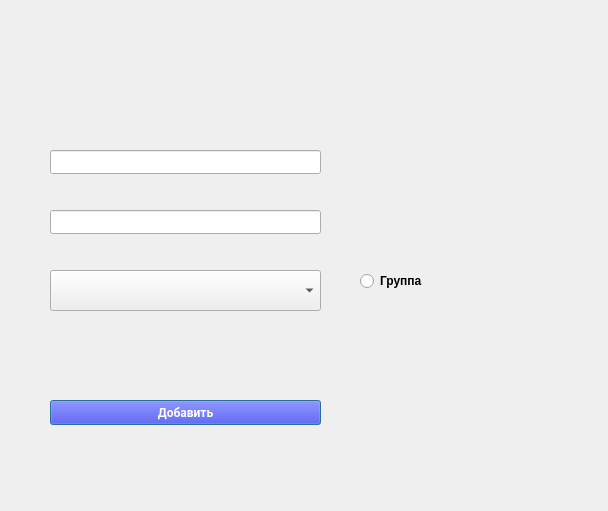
Old version of the form admin_archive_lmk/dialog_adding_user.ui in the repository FANDIM-wolf/FileHub.
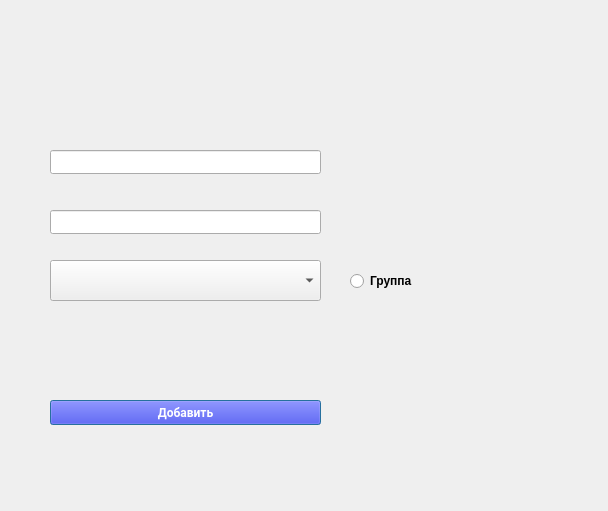
New version of the form.

Diff of the .ui file:
```diff
--- a/admin_archive_lmk/dialog_adding_user.ui
+++ b/admin_archive_lmk/dialog_adding_user.ui
@@ -41,7 +41,7 @@
   <widget class="QRadioButton" name="radioButton">
    <property name="geometry">
     <rect>
-     <x>360</x>
+     <x>350</x>
      <y>270</y>
      <width>97</width>
      <height>22</height>
@@ -62,7 +62,7 @@
    <property name="geometry">
     <rect>
      <x>50</x>
-     <y>270</y>
+     <y>260</y>
      <width>271</width>
      <height>41</height>
     </rect>
```
